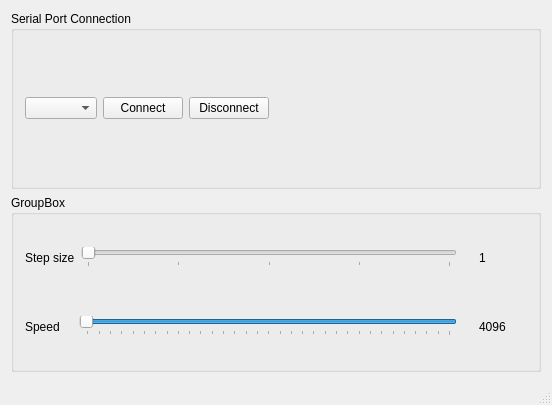
First picture: the form in desktop_application/mainwindow.ui, repository marcin-waszak/stepper_motor_driver, before the edit.
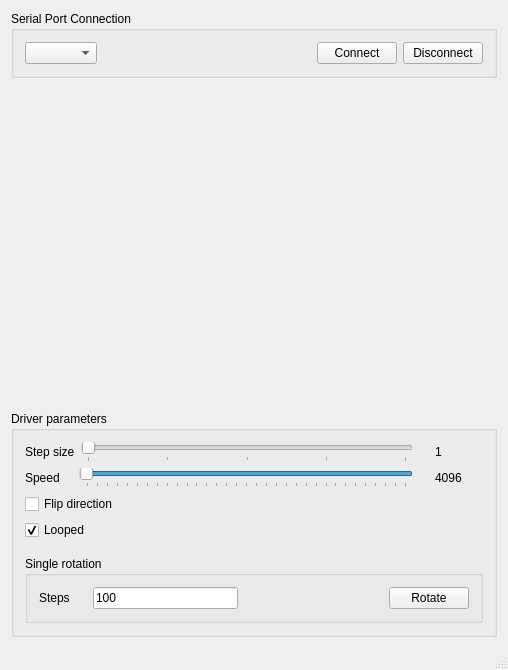
Second picture: the form after the edit.

Commit message: Add flip direction parameter

Diff of the .ui file:
```diff
--- a/desktop_application/mainwindow.ui
+++ b/desktop_application/mainwindow.ui
@@ -6,8 +6,8 @@
    <rect>
     <x>0</x>
     <y>0</y>
-    <width>552</width>
-    <height>405</height>
+    <width>508</width>
+    <height>670</height>
    </rect>
   </property>
   <property name="windowTitle">
@@ -32,6 +32,19 @@
          <item>
           <widget class="QComboBox" name="serialPortComboBox"/>
          </item>
+         <item>
+          <spacer name="horizontalSpacer_3">
+           <property name="orientation">
+            <enum>Qt::Horizontal</enum>
+           </property>
+           <property name="sizeHint" stdset="0">
+            <size>
+             <width>40</width>
+             <height>20</height>
+            </size>
+           </property>
+          </spacer>
+         </item>
          <item>
           <widget class="QPushButton" name="connectButton">
            <property name="text">
@@ -46,31 +59,31 @@
            </property>
           </widget>
          </item>
-         <item>
-          <spacer name="horizontalSpacer_3">
-           <property name="orientation">
-            <enum>Qt::Horizontal</enum>
-           </property>
-           <property name="sizeHint" stdset="0">
-            <size>
-             <width>40</width>
-             <height>20</height>
-            </size>
-           </property>
-          </spacer>
-         </item>
         </layout>
        </item>
       </layout>
      </widget>
     </item>
     <item>
-     <widget class="QGroupBox" name="groupBox_2">
+     <spacer name="verticalSpacer_2">
+      <property name="orientation">
+       <enum>Qt::Vertical</enum>
+      </property>
+      <property name="sizeHint" stdset="0">
+       <size>
+        <width>20</width>
+        <height>40</height>
+       </size>
+      </property>
+     </spacer>
+    </item>
+    <item>
+     <widget class="QGroupBox" name="driverGroupBox">
       <property name="title">
-       <string>GroupBox</string>
+       <string>Driver parameters</string>
       </property>
-      <layout class="QGridLayout" name="gridLayout_2">
-       <item row="0" column="0">
+      <layout class="QVBoxLayout" name="verticalLayout_2">
+       <item>
         <layout class="QHBoxLayout" name="horizontalLayout">
          <item>
           <widget class="QLabel" name="stepLabel">
@@ -162,7 +175,7 @@
          </item>
         </layout>
        </item>
-       <item row="1" column="0">
+       <item>
         <layout class="QHBoxLayout" name="horizontalLayout_4">
          <item>
           <widget class="QLabel" name="speedLabel">
@@ -266,6 +279,92 @@
          </item>
         </layout>
        </item>
+       <item>
+        <widget class="QCheckBox" name="flipDirectionCheckBox">
+         <property name="text">
+          <string>Flip direction</string>
+         </property>
+        </widget>
+       </item>
+       <item>
+        <widget class="QCheckBox" name="loopedCheckBox">
+         <property name="text">
+          <string>Looped</string>
+         </property>
+         <property name="checked">
+          <bool>true</bool>
+         </property>
+        </widget>
+       </item>
+       <item>
+        <spacer name="verticalSpacer">
+         <property name="orientation">
+          <enum>Qt::Vertical</enum>
+         </property>
+         <property name="sizeType">
+          <enum>QSizePolicy::Fixed</enum>
+         </property>
+         <property name="sizeHint" stdset="0">
+          <size>
+           <width>20</width>
+           <height>10</height>
+          </size>
+         </property>
+        </spacer>
+       </item>
+       <item>
+        <widget class="QGroupBox" name="singleRotationGroupBox">
+         <property name="title">
+          <string>Single rotation</string>
+         </property>
+         <layout class="QGridLayout" name="gridLayout_2">
+          <item row="0" column="0">
+           <layout class="QHBoxLayout" name="horizontalLayout_5">
+            <item>
+             <widget class="QLabel" name="stepsLabel">
+              <property name="minimumSize">
+               <size>
+                <width>48</width>
+                <height>0</height>
+               </size>
+              </property>
+              <property name="text">
+               <string>Steps</string>
+              </property>
+             </widget>
+            </item>
+            <item>
+             <widget class="QLineEdit" name="stepsLineEdit">
+              <property name="text">
+               <string>100</string>
+              </property>
+             </widget>
+            </item>
+            <item>
+             <spacer name="horizontalSpacer_2">
+              <property name="orientation">
+               <enum>Qt::Horizontal</enum>
+              </property>
+              <property name="sizeHint" stdset="0">
+               <size>
+                <width>40</width>
+                <height>20</height>
+               </size>
+              </property>
+             </spacer>
+            </item>
+            <item>
+             <widget class="QPushButton" name="rotateButton">
+              <property name="text">
+               <string>Rotate</string>
+              </property>
+             </widget>
+            </item>
+           </layout>
+          </item>
+         </layout>
+        </widget>
+       </item>
       </layout>
      </widget>
     </item>
```
Left out of the diff: 2 changed lines with no effect on the pictures. The commit also changes 4 other files.
